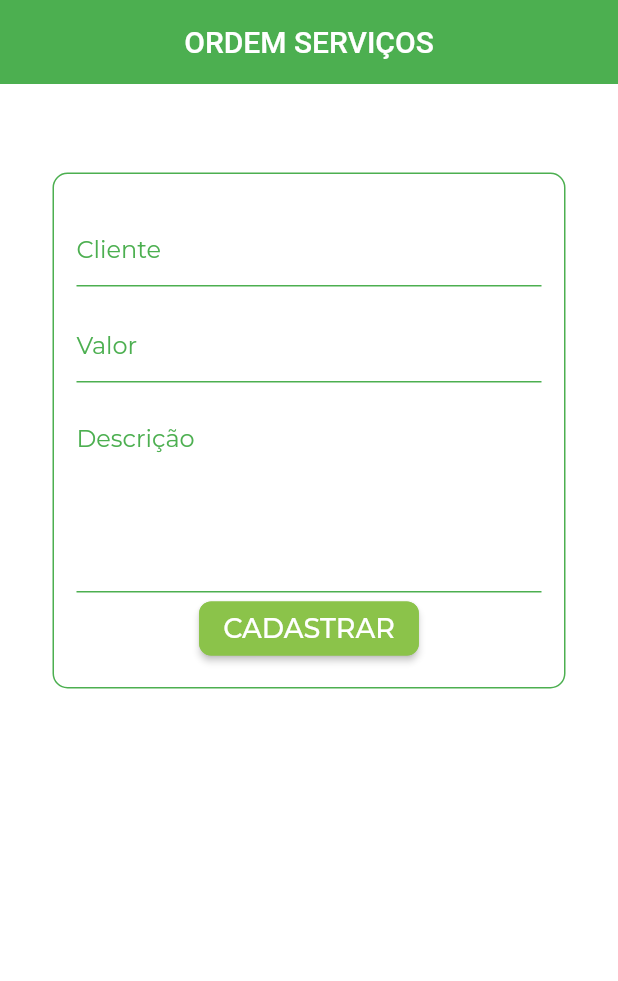
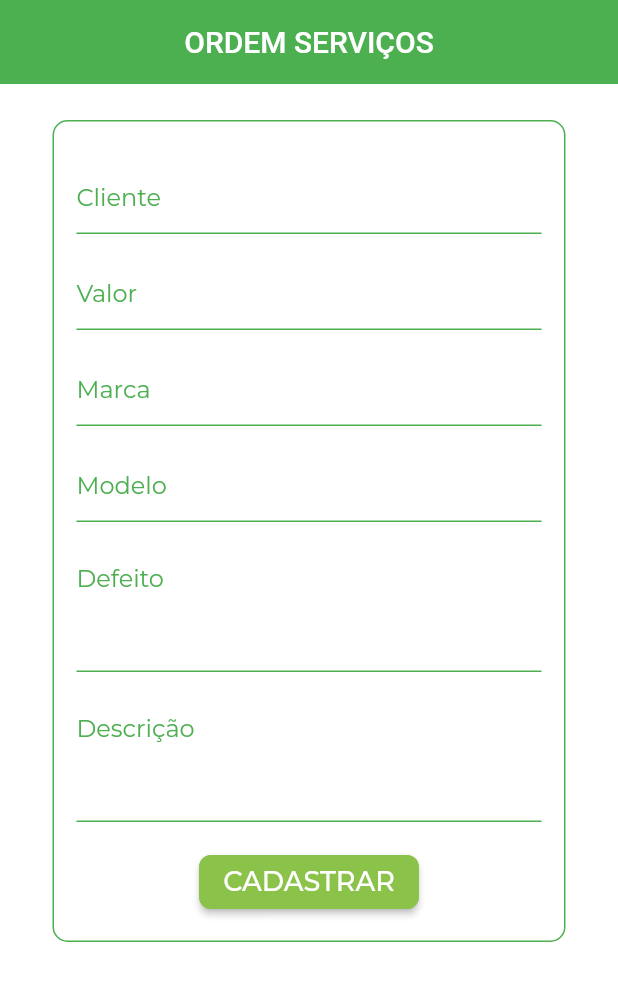
Before and after one commit to Get-profit/mobile, a Flutter app: the screen it shows after launch, on a phone screen of 412 x 824 dp. Shown: the top 981 px of the screen. Run offline on Flutter 3.47's test engine with Material 2 defaults, Android fonts, the phone set to English and light mode, and no system bars; our stand-ins replace google_fonts; missing offline and left inert: masked_text.

Commit message:
Correçao de design ServiceScreen

```diff
--- a/acessorios.com/lib/screens/service_screen.dart
+++ b/acessorios.com/lib/screens/service_screen.dart
@@ -19,7 +19,6 @@ class ServiceScreen extends StatelessWidget {
       ListView(
         padding: EdgeInsets.only(top: 20),
         children: <Widget>[
-          SizedBox(height: 35,),
           Center(
               child: Container(
                   width: 350,
@@ -65,6 +64,49 @@ class ServiceScreen extends StatelessWidget {
                                 height: 16,
                               ),
                               TextFormField(
+                                  decoration: InputDecoration(
+                                      focusedBorder: UnderlineInputBorder( borderSide: BorderSide( color:  Colors.green)),
+                                      hintText: "Marca",
+                                      hintStyle: TextStyle(color: Colors.green),
+                                      enabledBorder: UnderlineInputBorder(
+                                          borderSide:
+                                          (BorderSide(color: Colors.green)))),
+                                  style: TextStyle(color: Colors.green),
+                                  keyboardType: TextInputType.number
+                              ),
+                              SizedBox(
+                                height: 16,
+                              ),
+                              TextFormField(
+                                  decoration: InputDecoration(
+                                      focusedBorder: UnderlineInputBorder( borderSide: BorderSide( color:  Colors.green)),
+                                      hintText: "Modelo",
+                                      hintStyle: TextStyle(color: Colors.green),
+                                      enabledBorder: UnderlineInputBorder(
+                                          borderSide:
+                                          (BorderSide(color: Colors.green)))),
+                                  style: TextStyle(color: Colors.green),
+                                  keyboardType: TextInputType.number
+                              ),
+                              SizedBox(
+                                height: 16,
+                              ),
+                              TextFormField(
+                                decoration: InputDecoration(
+                                    focusedBorder: UnderlineInputBorder( borderSide: BorderSide( color:  Colors.green)),
+                                    hintText: "Defeito",
+                                    hintStyle: TextStyle(color: Colors.green),
+                                    enabledBorder: UnderlineInputBorder(
+                                        borderSide:
+                                        (BorderSide(color: Colors.green)))),
+                                style: TextStyle(color: Colors.green),
+                                keyboardType: TextInputType.multiline,
+                                maxLines: 3,
+                              ),
+                              SizedBox(
+                                height: 16,
+                              ),
+                              TextFormField(
                                 decoration: InputDecoration(
                                     focusedBorder: UnderlineInputBorder( borderSide: BorderSide( color:  Colors.green)),
                                     hintText: "Descrição",
@@ -74,8 +116,10 @@ class ServiceScreen extends StatelessWidget {
                                         (BorderSide(color: Colors.green)))),
                                 style: TextStyle(color: Colors.green),
                                 keyboardType: TextInputType.multiline,
-                                maxLines: 5,
-
+                                maxLines: 3,
+                              ),
+                              SizedBox(
+                                height: 16,
                               ),
                               RaisedButton(
                                 child: Text(
```
